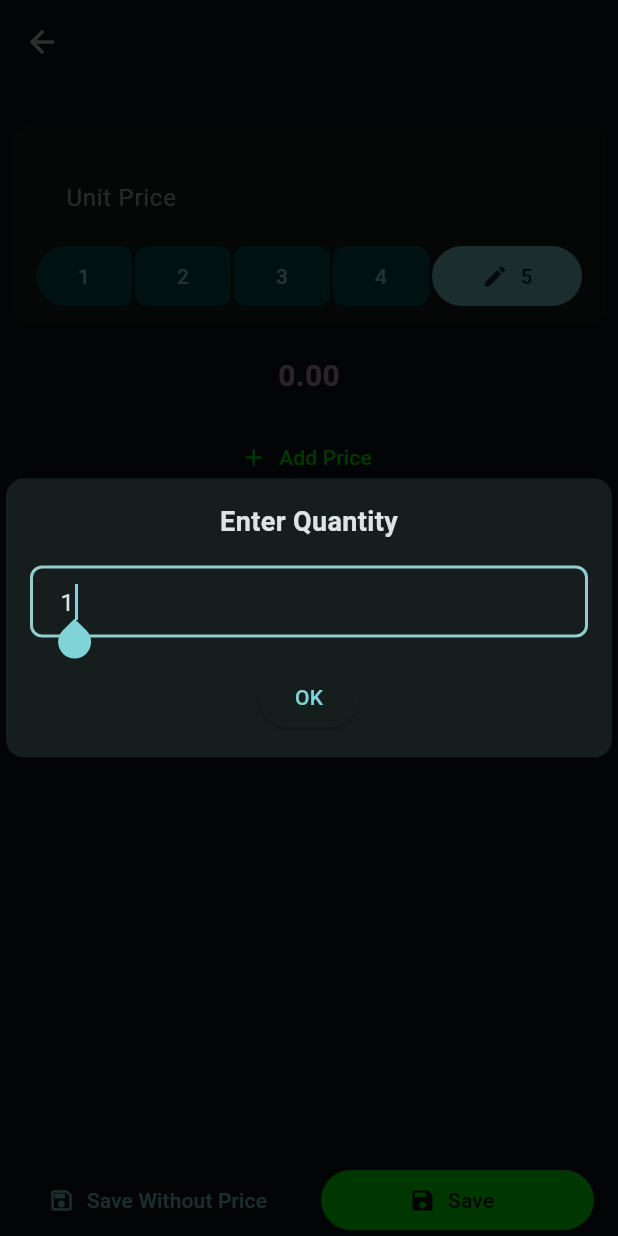
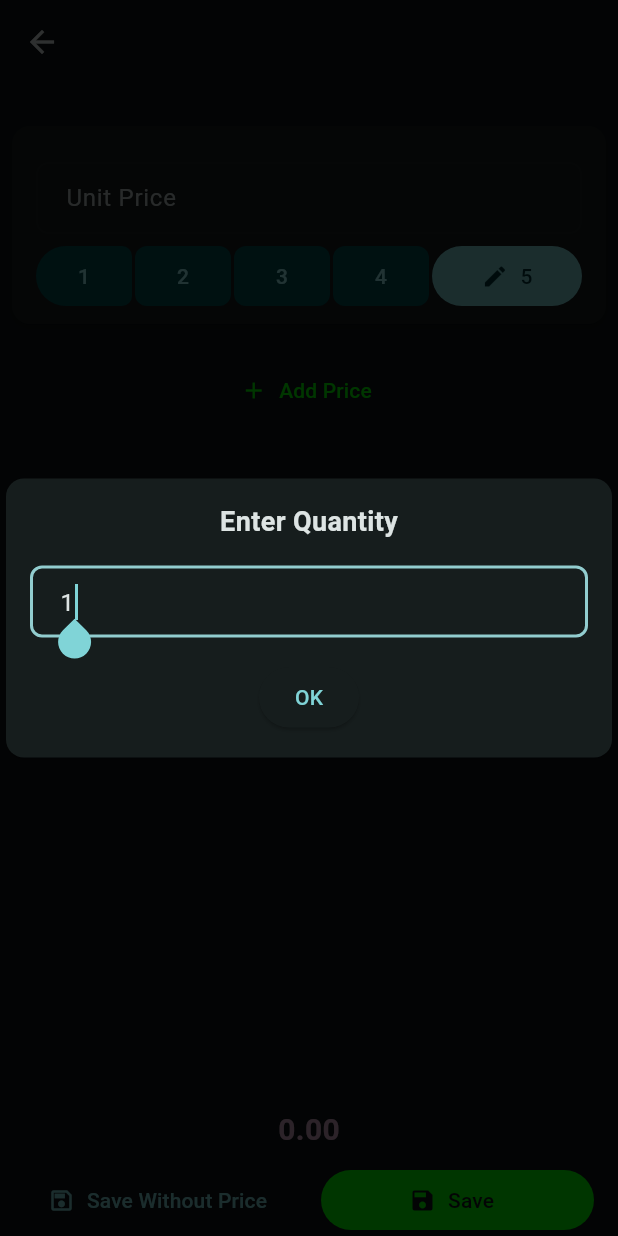
Before and after one commit to felicetteapp/recipes-flutter, a Flutter app: the EditIngredientPriceModal screen opened directly with empty values, after a tap on "More", on a phone screen of 412 x 824 dp. Run offline on Flutter 3.47's test engine with Material 3 defaults, Android fonts, the phone set to English and light mode, and no system bars; our stand-ins replace cloud_firestore, firebase_auth, firebase_core, get; accounts and stored records are empty; Roboto replaces fonts that are missing (NunitoSans).

Commit message:
feat: Update ingredient price display with improved layout and currency formatting

```diff
--- a/lib/app/modules/home/widgets/list/widgets/edit_ingredient_price_modal/edit_ingredient_price_view.dart
+++ b/lib/app/modules/home/widgets/list/widgets/edit_ingredient_price_modal/edit_ingredient_price_view.dart
@@ -49,23 +49,7 @@ class EditIngredientPriceModal extends StatelessWidget {
                           controller.ingredientPrices.toList().indexOf(price),
                         ),
                       ),
-                      Text(
-                        ls.formatCurrency(
-                          controller.ingredientPrices.fold(
-                            0.0,
-                            (previousValue, element) =>
-                                previousValue +
-                                (element.quantity.toDouble() *
-                                    element.unitPrice.toDouble()),
-                          ),
-                          group.currency,
-                        ),
-                        style: TextStyle(
-                          fontSize: 20,
-                          fontWeight: FontWeight.bold,
-                          color: Get.context?.theme.colorScheme.secondary,
-                        ),
-                      ),
+
                       TextButton.icon(
                         style: TextButton.styleFrom(
                           foregroundColor:
@@ -86,11 +70,32 @@ class EditIngredientPriceModal extends StatelessWidget {
             ),
           ),
           Padding(
+            padding: const EdgeInsets.all(8.0),
+            child: Obx(() {
+              return Text(
+                ls.formatCurrency(
+                  controller.ingredientPrices.fold(
+                    0.0,
+                    (previousValue, element) =>
+                        previousValue +
+                        (element.quantity.toDouble() *
+                            element.unitPrice.toDouble()),
+                  ),
+                  group.currency,
+                ),
+                style: TextStyle(
+                  fontSize: 20,
+                  fontWeight: FontWeight.bold,
+                  color: Get.context?.theme.colorScheme.secondary,
+                ),
+              );
+            }),
+          ),
+          Padding(
             padding: EdgeInsets.only(
               bottom: Get.mediaQuery.padding.bottom,
               left: 16,
               right: 16,
-              top: 8,
             ),
             child: Row(
               mainAxisSize: MainAxisSize.max,
@@ -169,10 +174,6 @@ class EditIngredientPriceModal extends StatelessWidget {
                 autofocus: index == 0 && pricesLength == 1,
                 decoration: InputDecoration(
                   labelText: TranslationKeys.unitPrice.tr,
-                  suffixText: ls.formatCurrency(
-                    price.unitPrice.toDouble(),
-                    controller.group.currency,
-                  ),
                 ),
                 initialValue:
                     price.unitPrice == 0.0 ? null : price.unitPrice.toString(),
```
